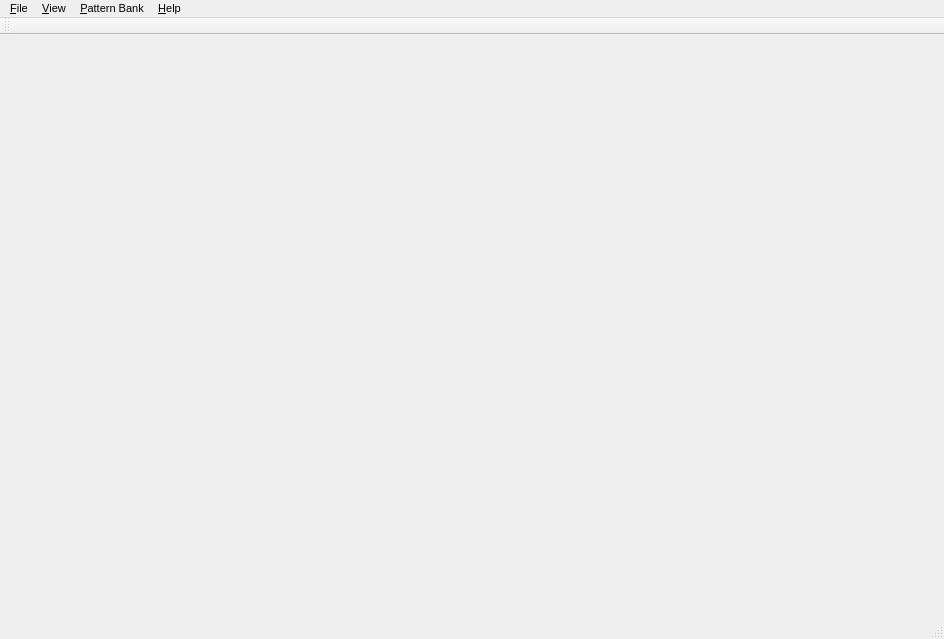
execnull/SHRIMPsim, file qshrimp.ui: the form before one commit.
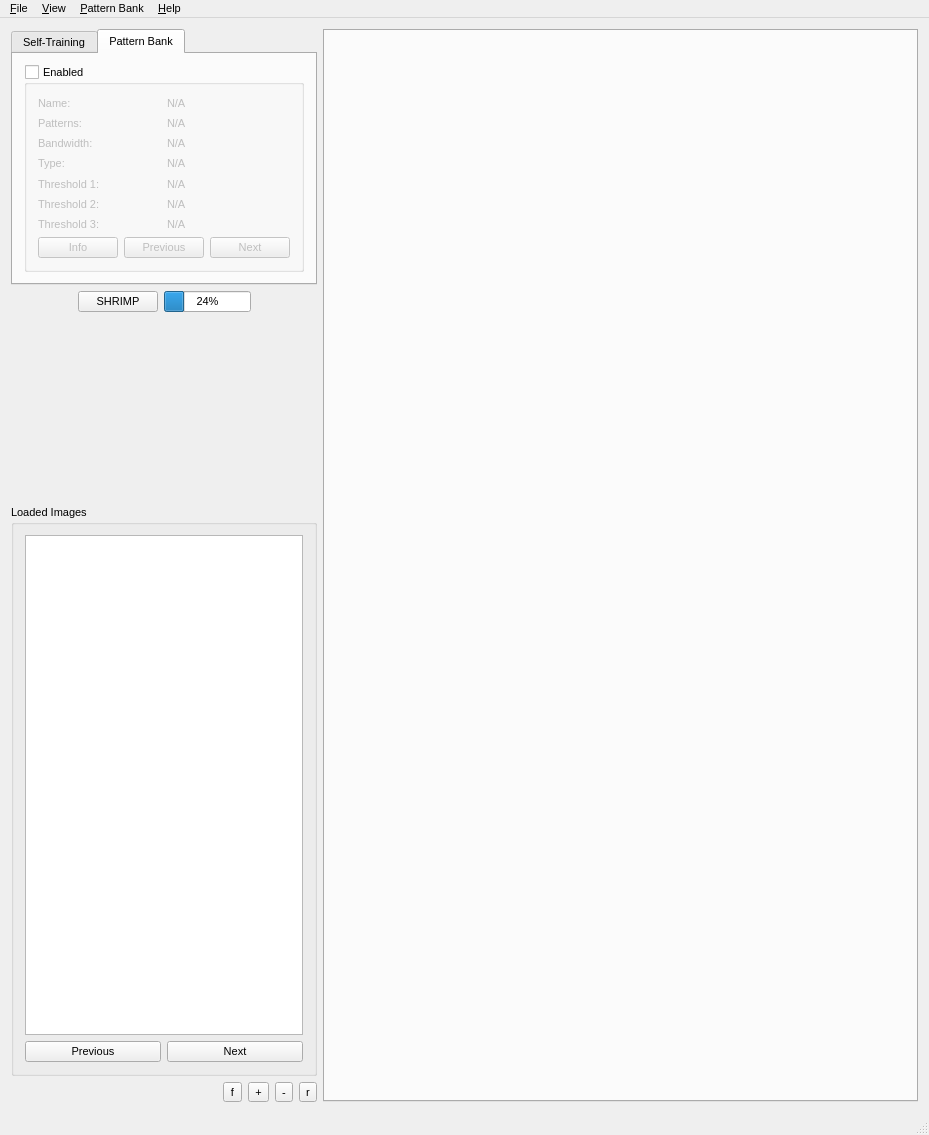
The form after the commit.

Commit message: Added some soft of usable interface.

```diff
--- a/qshrimp.ui
+++ b/qshrimp.ui
@@ -6,8 +6,8 @@
    <rect>
     <x>0</x>
     <y>0</y>
-    <width>944</width>
-    <height>639</height>
+    <width>929</width>
+    <height>1135</height>
    </rect>
   </property>
   <property name="font">
@@ -18,14 +18,470 @@
   <property name="windowTitle">
    <string>qSHRIMP</string>
   </property>
-  <widget class="QWidget" name="centralWidget"/>
+  <widget class="QWidget" name="centralWidget">
+   <layout class="QFormLayout" name="formLayout">
+    <item row="0" column="0">
+     <layout class="QVBoxLayout" name="controlsLayout">
+      <item>
+       <widget class="QTabWidget" name="settingsTab">
+        <property name="currentIndex">
+         <number>1</number>
+        </property>
+        <widget class="QWidget" name="selfTab">
+         <attribute name="title">
+          <string>Self-Training</string>
+         </attribute>
+         <layout class="QGridLayout" name="gridLayout_3">
+          <item row="0" column="0">
+           <widget class="QGroupBox" name="settingsBox">
+            <property name="title">
+             <string>Enabled</string>
+            </property>
+            <property name="checkable">
+             <bool>true</bool>
+            </property>
+            <layout class="QGridLayout" name="gridLayout">
+             <item row="6" column="0">
+              <layout class="QHBoxLayout" name="thr3Layout">
+               <item>
+                <widget class="QLabel" name="thr3Label">
+                 <property name="text">
+                  <string>Threshold 3:</string>
+                 </property>
+                </widget>
+               </item>
+               <item>
+                <widget class="QComboBox" name="thr3Box"/>
+               </item>
+              </layout>
+             </item>
+             <item row="4" column="0">
+              <layout class="QHBoxLayout" name="thr1Layout">
+               <item>
+                <widget class="QLabel" name="thr1Label">
+                 <property name="text">
+                  <string>Threshold 1:</string>
+                 </property>
+                </widget>
+               </item>
+               <item>
+                <widget class="QComboBox" name="thr1Box"/>
+               </item>
+              </layout>
+             </item>
+             <item row="3" column="0">
+              <layout class="QHBoxLayout" name="greylvLayout">
+               <item>
+                <widget class="QLabel" name="label_15">
+                 <property name="text">
+                  <string>Type:</string>
+                 </property>
+                </widget>
+               </item>
+               <item>
+                <widget class="QRadioButton" name="greyLevel2Rbox">
+                 <property name="text">
+                  <string>Binary</string>
+                 </property>
+                </widget>
+               </item>
+               <item>
+                <widget class="QRadioButton" name="greylv4Rbox">
+                 <property name="text">
+                  <string>4 Levels</string>
+                 </property>
+                </widget>
+               </item>
+               <item>
+                <spacer name="horizontalSpacer_3">
+                 <property name="orientation">
+                  <enum>Qt::Horizontal</enum>
+                 </property>
+                 <property name="sizeHint" stdset="0">
+                  <size>
+                   <width>40</width>
+                   <height>20</height>
+                  </size>
+                 </property>
+                </spacer>
+               </item>
+              </layout>
+             </item>
+             <item row="5" column="0">
+              <layout class="QHBoxLayout" name="thr2Layout">
+               <item>
+                <widget class="QLabel" name="thr2Label">
+                 <property name="text">
+                  <string>Threshold 2:</string>
+                 </property>
+                </widget>
+               </item>
+               <item>
+                <widget class="QComboBox" name="thr2Box"/>
+               </item>
+              </layout>
+             </item>
+             <item row="2" column="0">
+              <layout class="QHBoxLayout" name="bandLayout">
+               <item>
+                <widget class="QLabel" name="bandLabel">
+                 <property name="text">
+                  <string>Bandwidth:</string>
+                 </property>
+                </widget>
+               </item>
+               <item>
+                <widget class="QComboBox" name="bandBox"/>
+               </item>
+              </layout>
+             </item>
+             <item row="1" column="0">
+              <layout class="QHBoxLayout" name="npattLayout">
+               <item>
+                <widget class="QLabel" name="npattLabel">
+                 <property name="text">
+                  <string>Patterns:</string>
+                 </property>
+                </widget>
+               </item>
+               <item>
+                <widget class="QComboBox" name="npattBox"/>
+               </item>
+              </layout>
+             </item>
+            </layout>
+           </widget>
+          </item>
+         </layout>
+        </widget>
+        <widget class="QWidget" name="pbTab">
+         <attribute name="title">
+          <string>Pattern Bank</string>
+         </attribute>
+         <layout class="QGridLayout" name="gridLayout_5">
+          <item row="0" column="0">
+           <widget class="QGroupBox" name="pbGroupBox">
+            <property name="title">
+             <string>Enabled</string>
+            </property>
+            <property name="checkable">
+             <bool>true</bool>
+            </property>
+            <property name="checked">
+             <bool>false</bool>
+            </property>
+            <layout class="QGridLayout" name="gridLayout_4">
+             <item row="0" column="0">
+              <layout class="QHBoxLayout" name="horizontalLayout_3">
+               <item>
+                <widget class="QLabel" name="pbnamel">
+                 <property name="text">
+                  <string>Name:</string>
+                 </property>
+                </widget>
+               </item>
+               <item>
+                <widget class="QLabel" name="pbNameLabel">
+                 <property name="text">
+                  <string>N/A</string>
+                 </property>
+                </widget>
+               </item>
+              </layout>
+             </item>
+             <item row="1" column="0">
+              <layout class="QHBoxLayout" name="horizontalLayout_4">
+               <item>
+                <widget class="QLabel" name="pbbattl">
+                 <property name="text">
+                  <string>Patterns:</string>
+                 </property>
+                </widget>
+               </item>
+               <item>
+                <widget class="QLabel" name="pbPattLabel">
+                 <property name="text">
+                  <string>N/A</string>
+                 </property>
+                </widget>
+               </item>
+              </layout>
+             </item>
+             <item row="2" column="0">
+              <layout class="QHBoxLayout" name="horizontalLayout_5">
+               <item>
+                <widget class="QLabel" name="pbbandl">
+                 <property name="text">
+                  <string>Bandwidth:</string>
+                 </property>
+                </widget>
+               </item>
+               <item>
+                <widget class="QLabel" name="pbBandLabel">
+                 <property name="text">
+                  <string>N/A</string>
+                 </property>
+                </widget>
+               </item>
+              </layout>
+             </item>
+             <item row="3" column="0">
+              <layout class="QHBoxLayout" name="horizontalLayout_6">
+               <item>
+                <widget class="QLabel" name="pbtypel">
+                 <property name="text">
+                  <string>Type:</string>
+                 </property>
+                </widget>
+               </item>
+               <item>
+                <widget class="QLabel" name="pbTypeLabel">
+                 <property name="text">
+                  <string>N/A</string>
+                 </property>
+                </widget>
+               </item>
+              </layout>
+             </item>
+             <item row="4" column="0">
+              <layout class="QHBoxLayout" name="horizontalLayout_7">
+               <item>
+                <widget class="QLabel" name="pbthr1l">
+                 <property name="text">
+                  <string>Threshold 1:</string>
+                 </property>
+                </widget>
+               </item>
+               <item>
+                <widget class="QLabel" name="pbThr1Label">
+                 <property name="text">
+                  <string>N/A</string>
+                 </property>
+                </widget>
+               </item>
+              </layout>
+             </item>
+             <item row="5" column="0">
+              <layout class="QHBoxLayout" name="horizontalLayout_8">
+               <item>
+                <widget class="QLabel" name="pbthr2l">
+                 <property name="text">
+                  <string>Threshold 2:</string>
+                 </property>
+                </widget>
+               </item>
+               <item>
+                <widget class="QLabel" name="pbThr2Label">
+                 <property name="text">
+                  <string>N/A</string>
+                 </property>
+                </widget>
+               </item>
+              </layout>
+             </item>
+             <item row="6" column="0">
+              <layout class="QHBoxLayout" name="horizontalLayout_9">
+               <item>
+                <widget class="QLabel" name="pbthr3l">
+                 <property name="text">
+                  <string>Threshold 3:</string>
+                 </property>
+                </widget>
+               </item>
+               <item>
+                <widget class="QLabel" name="pbThr3Label">
+                 <property name="text">
+                  <string>N/A</string>
+                 </property>
+                </widget>
+               </item>
+              </layout>
+             </item>
+             <item row="7" column="0">
+              <layout class="QHBoxLayout" name="horizontalLayout_10">
+               <item>
+                <widget class="QPushButton" name="pbInfoButton">
+                 <property name="text">
+                  <string>Info</string>
+                 </property>
+                </widget>
+               </item>
+               <item>
+                <widget class="QPushButton" name="pbPrevButton">
+                 <property name="text">
+                  <string>Previous</string>
+                 </property>
+                </widget>
+               </item>
+               <item>
+                <widget class="QPushButton" name="pbNextButton">
+                 <property name="text">
+                  <string>Next</string>
+                 </property>
+                </widget>
+               </item>
+              </layout>
+             </item>
+            </layout>
+           </widget>
+          </item>
+         </layout>
+        </widget>
+       </widget>
+      </item>
+      <item>
+       <layout class="QHBoxLayout" name="horizontalLayout_2">
+        <item>
+         <spacer name="horizontalSpacer_2">
+          <property name="orientation">
+           <enum>Qt::Horizontal</enum>
+          </property>
+          <property name="sizeHint" stdset="0">
+           <size>
+            <width>40</width>
+            <height>20</height>
+           </size>
+          </property>
+         </spacer>
+        </item>
+        <item>
+         <widget class="QPushButton" name="shrimpButton">
+          <property name="text">
+           <string>SHRIMP</string>
+          </property>
+         </widget>
+        </item>
+        <item>
+         <widget class="QProgressBar" name="progressBar">
+          <property name="value">
+           <number>24</number>
+          </property>
+         </widget>
+        </item>
+        <item>
+         <spacer name="horizontalSpacer">
+          <property name="orientation">
+           <enum>Qt::Horizontal</enum>
+          </property>
+          <property name="sizeHint" stdset="0">
+           <size>
+            <width>40</width>
+            <height>20</height>
+           </size>
+          </property>
+         </spacer>
+        </item>
+       </layout>
+      </item>
+      <item>
+       <spacer name="verticalSpacer">
+        <property name="orientation">
+         <enum>Qt::Vertical</enum>
+        </property>
+        <property name="sizeHint" stdset="0">
+         <size>
+          <width>20</width>
+          <height>1000</height>
+         </size>
+        </property>
+       </spacer>
+      </item>
+      <item>
+       <widget class="QGroupBox" name="imagesBox">
+        <property name="title">
+         <string>Loaded Images</string>
+        </property>
+        <layout class="QGridLayout" name="gridLayout_2">
+         <item row="0" column="0" colspan="2">
+          <widget class="QListView" name="imagesView">
+           <property name="minimumSize">
+            <size>
+             <width>0</width>
+             <height>500</height>
+            </size>
+           </property>
+          </widget>
+         </item>
+         <item row="1" column="0">
+          <widget class="QPushButton" name="imagesPrevButton">
+           <property name="text">
+            <string>Previous</string>
+           </property>
+          </widget>
+         </item>
+         <item row="1" column="1">
+          <widget class="QPushButton" name="imagesNextButton">
+           <property name="text">
+            <string>Next</string>
+           </property>
+          </widget>
+         </item>
+        </layout>
+       </widget>
+      </item>
+      <item>
+       <layout class="QHBoxLayout" name="horizontalLayout">
+        <item>
+         <spacer name="horizontalSpacer_4">
+          <property name="orientation">
+           <enum>Qt::Horizontal</enum>
+          </property>
+          <property name="sizeHint" stdset="0">
+           <size>
+            <width>40</width>
+            <height>20</height>
+           </size>
+          </property>
+         </spacer>
+        </item>
+        <item>
+         <widget class="QToolButton" name="fitWindowButton">
+          <property name="text">
+           <string>f</string>
+          </property>
+         </widget>
+        </item>
+        <item>
+         <widget class="QToolButton" name="zoomInButton">
+          <property name="text">
+           <string>+</string>
+          </property>
+         </widget>
+        </item>
+        <item>
+         <widget class="QToolButton" name="zoomOutButton">
+          <property name="text">
+           <string>-</string>
+          </property>
+         </widget>
+        </item>
+        <item>
+         <widget class="QToolButton" name="keepRatioButton">
+          <property name="text">
+           <string>r</string>
+          </property>
+         </widget>
+        </item>
+       </layout>
+      </item>
+     </layout>
+    </item>
+    <item row="0" column="1">
+     <widget class="QTabWidget" name="imagesTab">
+      <property name="currentIndex">
+       <number>-1</number>
+      </property>
+     </widget>
+    </item>
+   </layout>
+  </widget>
   <widget class="QMenuBar" name="menuBar">
    <property name="geometry">
     <rect>
      <x>0</x>
      <y>0</y>
-     <width>944</width>
-     <height>23</height>
+     <width>929</width>
+     <height>24</height>
     </rect>
    </property>
    <widget class="QMenu" name="menuFile">
@@ -55,14 +511,6 @@
    <addaction name="menuPattern_Bank"/>
    <addaction name="menuQuit"/>
   </widget>
-  <widget class="QToolBar" name="mainToolBar">
-   <attribute name="toolBarArea">
-    <enum>TopToolBarArea</enum>
-   </attribute>
-   <attribute name="toolBarBreak">
-    <bool>false</bool>
-   </attribute>
-  </widget>
   <widget class="QStatusBar" name="statusBar"/>
   <action name="action_About">
    <property name="text">
```
Left out of the diff: 18 changed lines with no effect on the pictures. The commit also changes 6 other files.
